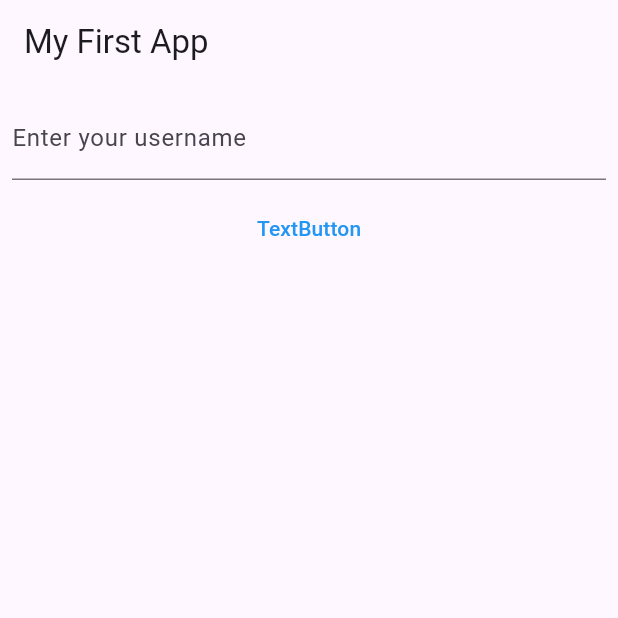
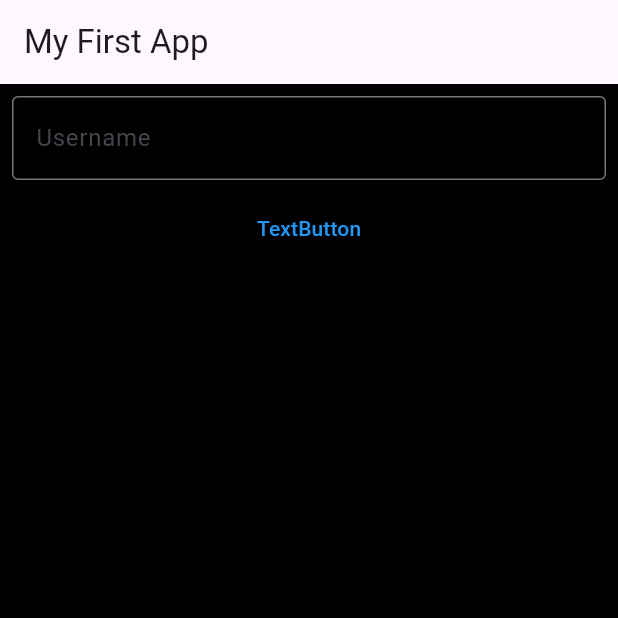
Before and after one commit to Pubudu-Piyankara/flutter_login, a Flutter app: the screen it shows after launch, after a tap on "TextButton", on a phone screen of 412 x 824 dp, the top half of it. Run offline on Flutter 3.47's test engine with Material 3 defaults, Android fonts, the phone set to English and light mode, and no system bars.

Commit message:
Add  project files

```diff
--- /dev/null
+++ b/lib/Widgets/text_field.dart
@@ -0,0 +1,16 @@
+import 'package:flutter/material.dart';
+
+class textField extends StatelessWidget {
+  const textField({super.key});
+
+  @override
+  Widget build(BuildContext context) {
+    return TextFormField(
+      // controller: myController,
+      decoration: const InputDecoration(
+        border: UnderlineInputBorder(),
+        labelText: 'Enter your username',
+      ),
+    );
+  }
+}
--- a/lib/main.dart
+++ b/lib/main.dart
@@ -1,42 +1,56 @@
 import 'package:flutter/material.dart';
+import 'package:flutter_login/Widgets/text_field.dart';
 
+//main fuction
 void main() {
-  runApp(MyApp());
+  runApp(MyApp()); //method, this method call myApp class
 }
 
-class MyApp extends StatelessWidget {
+//this class exist with ui
+class MyApp extends StatefulWidget {
   MyApp({super.key});
 
+  @override
+  State<MyApp> createState() => _MyAppState();
+}
+
+class _MyAppState extends State<MyApp> {
   final myController = TextEditingController();
 
   @override
   Widget build(BuildContext context) {
     return MaterialApp(
       home: Scaffold(
+        backgroundColor: Colors.black,
         appBar: AppBar(
           title: Text('My First App'),
         ),
         body: Column(
           children: [
+
             Padding(
-              padding: const EdgeInsets.all(8.0),
-              child: TextFormField(
-                controller: myController,
-                decoration: const InputDecoration(
-                  border: UnderlineInputBorder(),
-                  labelText: 'Enter your username',
-                ),
-              ),
-            ),
+                padding: const EdgeInsets.all(8.0),
+                child: TextFormField(
+                  controller: myController,
+                  decoration: const InputDecoration(
+                      border: OutlineInputBorder(),
+                      labelText: 'Username',
+                      labelStyle:  TextStyle(
+                        // color: Colors.black.withOpacity(0.5),
+                      )
+                      ),
+                )),
             TextButton(
               style: ButtonStyle(
                 foregroundColor: MaterialStateProperty.all<Color>(Colors.blue),
               ),
               onPressed: () {
                 print(myController.text);
+                setState(() {});
               },
               child: Text('TextButton'),
-            )
+            ),
+            Text(myController.text)
           ],
         ),
       ),
```
